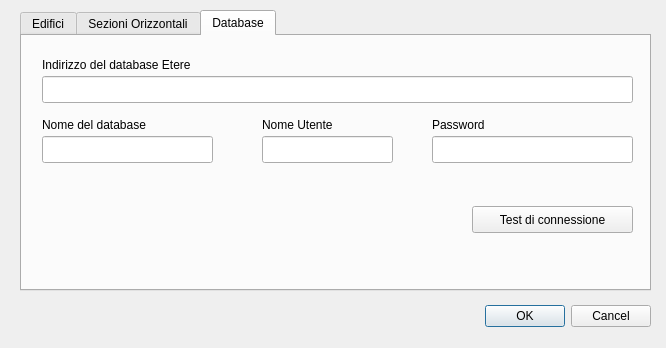
First picture: the form in configurazione/ui_configurazione.ui, repository dbettella/NirGis, before the edit.
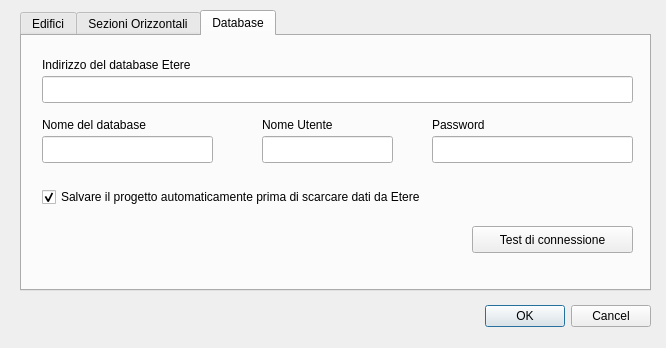
Second picture: the form after the edit. The open tabs and pages were chosen to show the change.

Commit message: Prima checkbox

Diff of the .ui file:
```diff
--- a/configurazione/ui_configurazione.ui
+++ b/configurazione/ui_configurazione.ui
@@ -190,7 +190,7 @@
      <property name="geometry">
       <rect>
        <x>450</x>
-       <y>170</y>
+       <y>190</y>
        <width>161</width>
        <height>27</height>
       </rect>
@@ -199,6 +199,22 @@
       <string>Test di connessione</string>
      </property>
     </widget>
+    <widget class="QCheckBox" name="SAVE_PRG_BEFORE_DB_CONN">
+     <property name="geometry">
+      <rect>
+       <x>20</x>
+       <y>150</y>
+       <width>481</width>
+       <height>22</height>
+      </rect>
+     </property>
+     <property name="text">
+      <string>Salvare il progetto automaticamente prima di scarcare dati da Etere</string>
+     </property>
+     <property name="checked">
+      <bool>true</bool>
+     </property>
+    </widget>
    </widget>
   </widget>
  </widget>
```
Left out of the diff: 2 changed lines with no effect on the pictures. The commit also changes 3 other files.
